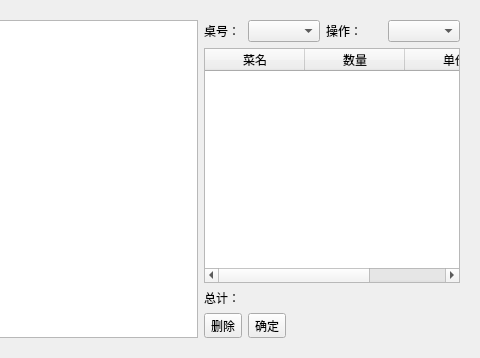
This is src/orderwidget.ui in daodaoliang/caicai as Qt 5 draws it before an edit; both pictures show x 226 to 706 and y 0 to 358 of the 706 by 358 pixel window. The edited form follows.
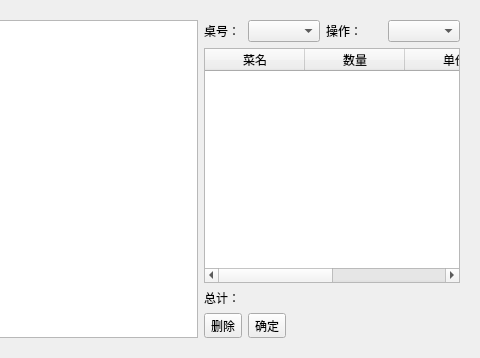
This is the edited form.

Commit message: 修改删除错误

What changed in the file:
```diff
--- a/src/orderwidget.ui
+++ b/src/orderwidget.ui
@@ -114,6 +114,11 @@
            <string>单价</string>
           </property>
          </column>
+         <column>
+          <property name="text">
+           <string>id</string>
+          </property>
+         </column>
         </widget>
        </item>
        <item row="3" column="2" colspan="3">
```
The commit also changes 1 other file.
